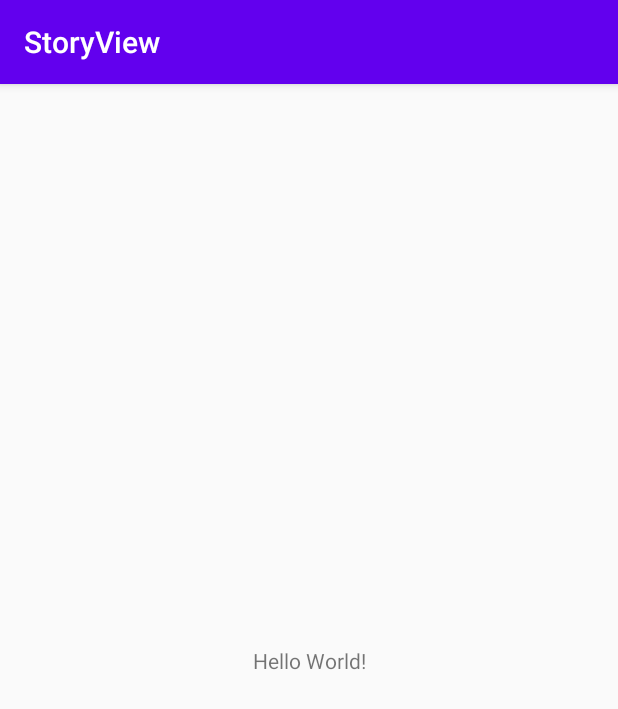
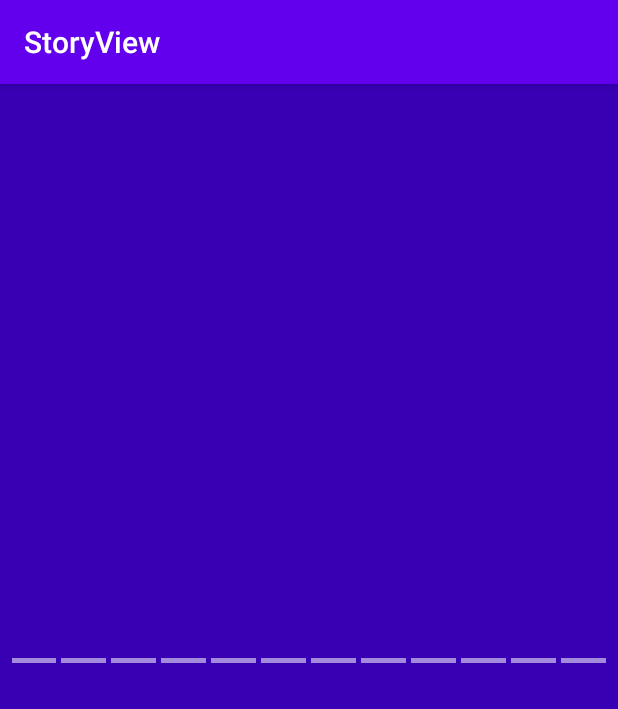
Before and after one commit to Nikola-Milovic/StoryView, an Android app: the screen it shows after launch (MainActivity), on a phone screen of 412 x 824 dp. Shown: the top 709 px of the screen. Run offline under Robolectric (Android 15) with nearby library versions, the phone set to English and light mode, and no system bars.

Commit message:
Progress bars working properly

```diff
--- a/app/src/main/java/com/nikolam/storyview/MainActivity.java
+++ b/app/src/main/java/com/nikolam/storyview/MainActivity.java
@@ -1,14 +1,30 @@
 package com.nikolam.storyview;
 
+import androidx.annotation.NonNull;
+import androidx.annotation.Nullable;
 import androidx.appcompat.app.AppCompatActivity;
 
+import android.content.Context;
 import android.os.Bundle;
+import android.util.AttributeSet;
+import android.view.View;
+
+import com.nikolam.library.progress.StoriesProgressView;
 
 public class MainActivity extends AppCompatActivity {
+
+    private StoriesProgressView stories;
 
     @Override
     protected void onCreate(Bundle savedInstanceState) {
         super.onCreate(savedInstanceState);
         setContentView(R.layout.activity_main);
+        stories = findViewById(R.id.stories);
+    }
+
+    @Override
+    protected void onStart() {
+        super.onStart();
+        stories.initializeProgressBars(12);
     }
 }
--- a/app/src/main/res/layout/activity_main.xml
+++ b/app/src/main/res/layout/activity_main.xml
@@ -3,16 +3,22 @@
     xmlns:app="http://schemas.android.com/apk/res-auto"
     xmlns:tools="http://schemas.android.com/tools"
     android:layout_width="match_parent"
-    android:layout_height="match_parent"
-    tools:context=".MainActivity">
+    android:background="@color/colorPrimaryDark"
+    android:layout_height="match_parent">
 
-    <TextView
-        android:layout_width="wrap_content"
-        android:layout_height="wrap_content"
-        android:text="Hello World!"
+    <com.nikolam.library.progress.StoriesProgressView
+        android:id="@+id/stories"
+        android:layout_width="match_parent"
+        android:layout_height="3dp"
+        android:layout_gravity="top"
+        android:paddingLeft="8dp"
+        android:paddingRight="8dp"
         app:layout_constraintBottom_toBottomOf="parent"
-        app:layout_constraintLeft_toLeftOf="parent"
-        app:layout_constraintRight_toRightOf="parent"
+        app:layout_constraintEnd_toEndOf="parent"
+        app:layout_constraintStart_toStartOf="parent"
         app:layout_constraintTop_toTopOf="parent" />
 
+
+
+
 </androidx.constraintlayout.widget.ConstraintLayout>
--- a/library/src/main/java/com/nikolam/library/progress/StoriesProgressView.java
+++ b/library/src/main/java/com/nikolam/library/progress/StoriesProgressView.java
@@ -1,4 +1,77 @@
 package com.nikolam.library.progress;
 
-public class StoriesProgressView {
+import android.content.Context;
+import android.graphics.drawable.GradientDrawable;
+import android.util.AttributeSet;
+import android.view.View;
+import android.widget.LinearLayout;
+
+import androidx.annotation.Nullable;
+
+import java.util.ArrayList;
+import java.util.List;
+
+public class StoriesProgressView extends LinearLayout {
+
+    private int storyCount = 0;
+
+    private int current = 0;
+
+    private final LayoutParams PROGRESS_BAR_LAYOUT_PARAM = new LayoutParams(0, LayoutParams.WRAP_CONTENT, 1);
+    private final LayoutParams SPACE_LAYOUT_PARAM = new LayoutParams(5, LayoutParams.WRAP_CONTENT);
+
+    private final List<PausableProgressBar> progressBars = new ArrayList<>();
+
+    public StoriesProgressView(Context context) {
+        super(context);
+    }
+
+    public StoriesProgressView(Context context, @Nullable AttributeSet attrs) {
+        super(context, attrs);
+    }
+
+    public StoriesProgressView(Context context, @Nullable AttributeSet attrs, int defStyleAttr) {
+        super(context, attrs, defStyleAttr);
+    }
+
+
+    public void initializeProgressBars(int storyCount){
+        this.storyCount = storyCount;
+        setOrientation(LinearLayout.HORIZONTAL);
+
+        createViews();
+
+    }
+
+    private void createViews(){
+        progressBars.clear();
+        removeAllViews();
+
+        for(int i = 1; i <= storyCount; i++){
+            PausableProgressBar b = createProgressbar();
+            progressBars.add(b);
+            addView(b);
+
+            if(storyCount > 1 && i != storyCount){
+                View v = createSpace();
+                addView(v);
+            }
+        }
+    }
+
+    private PausableProgressBar createProgressbar(){
+        PausableProgressBar bar = new PausableProgressBar(getContext());
+        bar.setLayoutParams(PROGRESS_BAR_LAYOUT_PARAM);
+        return bar;
+    }
+
+    private View createSpace(){
+        View v = new View(getContext());
+        v.setLayoutParams(SPACE_LAYOUT_PARAM);
+        return v;
+    }
+
+
+
+
 }
--- a/library/src/main/res/values/attrs.xml
+++ /dev/null
@@ -1,6 +0,0 @@
-<?xml version="1.0" encoding="utf-8"?>
-<resources>
-    <declare-styleable name="StoriesProgressView">
-        <attr name="progressCount" format="integer|reference" />
-    </declare-styleable>
-</resources>
--- a/library/src/main/res/values/dimens.xml
+++ b/library/src/main/res/values/dimens.xml
@@ -1,4 +1,4 @@
 <?xml version="1.0" encoding="utf-8"?>
 <resources>
-    <dimen name="progress_bar_height">2dp</dimen>
+    <dimen name="progress_bar_height">4dp</dimen>
 </resources>
```
Also changed, not shown: library/src/main/java/com/nikolam/library/progress/PausableProgressBar.java (+18 -15 lines).
